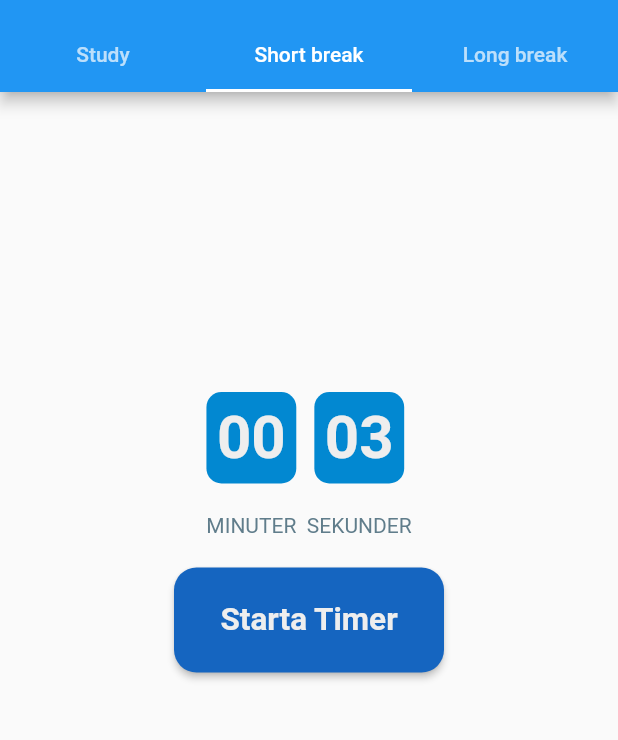
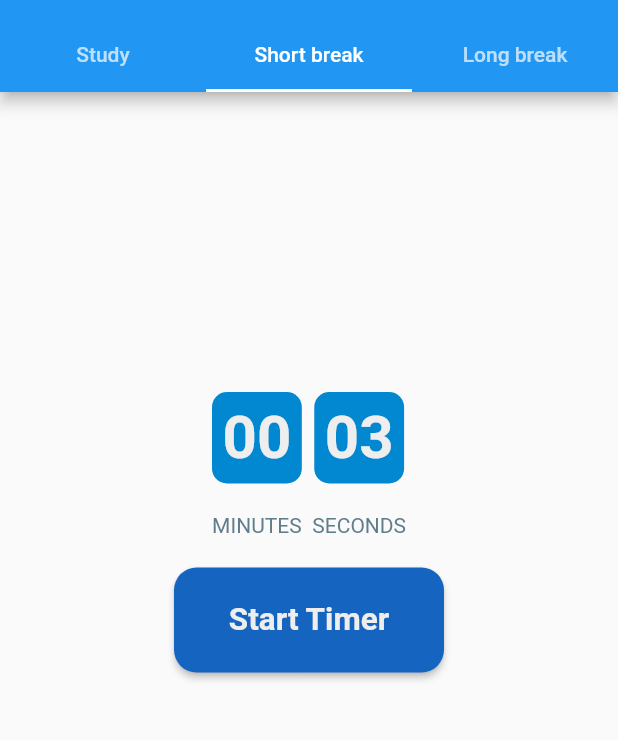
Before and after one commit to gu-tig169-ht21/Grupp-3, a Flutter app: the MainTimerView screen opened directly, tab 2 chosen, on a phone screen of 412 x 824 dp, the part 64-804 px from its top. Run offline on Flutter 3.47's test engine with Material 2 defaults, Android fonts, the phone set to English and light mode, and no system bars; our stand-ins replace cloud_firestore, firebase_core; missing offline and left inert: ndialog; accounts and stored records are empty.

Commit message:
rensning av kod samt småändringar av text/ikoner

```diff
--- a/lib/main.dart
+++ b/lib/main.dart
@@ -2,10 +2,7 @@ import 'package:flutter/material.dart';
 import 'model.dart';
 import 'views/homepageview.dart';
 import 'package:firebase_core/firebase_core.dart';
-import 'package:firebase_storage/firebase_storage.dart';
-import 'package:firebase_messaging/firebase_messaging.dart';
 import 'package:provider/provider.dart';
-import 'package:cloud_firestore/cloud_firestore.dart';
 
 Future<void> main() async {
   var state = MyState();
@@ -15,13 +12,13 @@ Future<void> main() async {
   runApp(
     ChangeNotifierProvider(
       create: (context) => state,
-      child: MyApp(),
+      child: const MyApp(),
     ),
   );
 }
 
 class MyApp extends StatelessWidget {
-  MyApp({Key? key}) : super(key: key);
+  const MyApp({Key? key}) : super(key: key);
 
   @override
   Widget build(BuildContext context) {
--- a/lib/views/timerviews/informationview.dart
+++ b/lib/views/timerviews/informationview.dart
@@ -1,8 +1,9 @@
 import 'dart:ui';
-
 import 'package:flutter/material.dart';
 
 class InformationView extends StatelessWidget {
+  const InformationView({Key? key}) : super(key: key);
+
   @override
   Widget build(BuildContext context) {
     return Scaffold(
--- a/lib/views/timerviews/maintimerview.dart
+++ b/lib/views/timerviews/maintimerview.dart
@@ -1,19 +1,20 @@
 import 'package:flutter/cupertino.dart';
 import 'package:flutter/material.dart';
-import 'package:my_first_app/views/timerviews/firsttimerview.dart';
-
+import 'firsttimerview.dart';
 import 'informationview.dart';
 import 'secondtimerview.dart';
 import 'thirdtimerview.dart';
 
 class MainTimerView extends StatelessWidget {
+  const MainTimerView({Key? key}) : super(key: key);
+
   @override
   Widget build(BuildContext context) {
     return DefaultTabController(
       length: 3,
       child: Scaffold(
         appBar: AppBar(
-          bottom: TabBar(
+          bottom: const TabBar(
             tabs: [
               Tab(text: 'Study'),
               Tab(text: 'Short break'),
@@ -27,13 +28,15 @@ class MainTimerView extends StatelessWidget {
               icon: const Icon(Icons.info_outline_rounded,
                   color: Colors.white, size: 35),
               onPressed: () {
-                Navigator.push(context,
-                    MaterialPageRoute(builder: (context) => InformationView()));
+                Navigator.push(
+                    context,
+                    MaterialPageRoute(
+                        builder: (context) => const InformationView()));
               },
             ),
           ],
         ),
-        body: TabBarView(children: [
+        body: const TabBarView(children: [
           Center(child: FirstTimerView()),
           Center(child: SecondTimerView()),
           Center(child: ThirdTimerView()),
--- a/lib/views/timerviews/secondtimerview.dart
+++ b/lib/views/timerviews/secondtimerview.dart
@@ -2,22 +2,24 @@ import 'dart:async';
 import 'package:flutter/cupertino.dart';
 import 'package:flutter/material.dart';
 import 'package:ndialog/ndialog.dart';
-import 'informationview.dart';
 import 'timerbuttons.dart';
 
 class SecondTimerView extends StatefulWidget {
+  const SecondTimerView({Key? key}) : super(key: key);
+
   @override
   State<SecondTimerView> createState() => _SecondTimerView();
 }
 
 class _SecondTimerView extends State<SecondTimerView> {
-  static const countDownDuration = Duration(minutes: 0, seconds: 3);
+  static const countDownDuration =
+      Duration(minutes: 0, seconds: 3); // KOM IHÅG ATT ÄNDRA TILL 5 MINUTER
   Duration duration = countDownDuration;
 
   Timer? timer;
 
   bool countDown = true;
-  @override
+
   void initstate() {
     super.initState();
     reset();
@@ -27,12 +29,12 @@ class _SecondTimerView extends State<SecondTimerView> {
     if (countDown) {
       setState(() => duration = countDownDuration);
     } else {
-      setState(() => duration = Duration());
+      setState(() => duration = const Duration());
     }
   }
 
   void startTimer() {
-    timer = Timer.periodic(Duration(seconds: 1), (_) => addTime());
+    timer = Timer.periodic(const Duration(seconds: 1), (_) => addTime());
   }
 
   void addTime() {
@@ -58,15 +60,18 @@ class _SecondTimerView extends State<SecondTimerView> {
   void finishedTimer() async {
     await NDialog(
       dialogStyle: DialogStyle(titleDivider: true),
-      title: Text("Timer Completed"),
-      content: Text("Time to study!"),
+      title: const Icon(Icons.alarm_on),
+      content: const Text(
+        'Time to study!',
+        textAlign: TextAlign.center,
+      ),
       actions: <Widget>[
         ElevatedButton(
             style: ButtonStyle(
               backgroundColor:
                   MaterialStateColor.resolveWith((states) => Colors.blue),
             ),
-            child: Text("Close"),
+            child: const Text('Close'),
             onPressed: () {
               Navigator.pop(context);
               reset();
@@ -77,19 +82,15 @@ class _SecondTimerView extends State<SecondTimerView> {
 
   @override
   Widget build(BuildContext context) {
-    final ButtonStyle style = ElevatedButton.styleFrom(
-      padding: EdgeInsets.all(10.0),
-      minimumSize: const Size(20.0, 20.0),
-    );
     return Scaffold(
       body: Center(
         child: Column(
           children: [
-            SizedBox(
+            const SizedBox(
               height: 200,
             ),
             timeWidget(),
-            SizedBox(
+            const SizedBox(
               height: 20,
             ),
             stopWidget(),
@@ -108,12 +109,12 @@ class _SecondTimerView extends State<SecondTimerView> {
       children: [
         timeWidgetCard(
           time: minutes,
-          header: 'MINUTER',
+          header: 'MINUTES',
         ),
-        SizedBox(width: 7),
+        const SizedBox(width: 7),
         timeWidgetCard(
           time: seconds,
-          header: 'SEKUNDER',
+          header: 'SECONDS',
         )
       ],
     );
@@ -125,7 +126,7 @@ class _SecondTimerView extends State<SecondTimerView> {
     return isLive || isDone
         ? Row(mainAxisAlignment: MainAxisAlignment.center, children: [
             MainTimerButton(
-                text: 'Pausa',
+                text: 'Pause',
                 color: Colors.blue.shade800,
                 backgroundColor: Colors.grey.shade200,
                 onClicked: () {
@@ -133,9 +134,9 @@ class _SecondTimerView extends State<SecondTimerView> {
                     stopTimer(resets: false);
                   }
                 }),
-            SizedBox(width: 10),
+            const SizedBox(width: 10),
             MainTimerButton(
-                text: 'Avbryt',
+                text: 'Cancel',
                 color: Colors.grey.shade200,
                 backgroundColor: Colors.blue.shade800,
                 onClicked: () {
@@ -143,7 +144,7 @@ class _SecondTimerView extends State<SecondTimerView> {
                 })
           ])
         : MainTimerButton(
-            text: 'Starta Timer',
+            text: 'Start Timer',
             color: Colors.grey.shade200,
             backgroundColor: Colors.blue.shade800,
             onClicked: () {
--- a/lib/views/timerviews/timerbuttons.dart
+++ b/lib/views/timerviews/timerbuttons.dart
@@ -1,7 +1,4 @@
 import 'package:flutter/material.dart';
-import 'package:my_first_app/views/timerviews/firsttimerview.dart';
-import 'thirdtimerview.dart';
-import 'secondtimerview.dart';
 
 class MainTimerButton extends StatelessWidget {
   final String text;
@@ -10,10 +7,12 @@ class MainTimerButton extends StatelessWidget {
   final VoidCallback onClicked;
 
   const MainTimerButton(
-      {required this.text,
+      {Key? key,
+      required this.text,
       required this.onClicked,
       this.color = Colors.white,
-      this.backgroundColor = Colors.grey});
+      this.backgroundColor = Colors.grey})
+      : super(key: key);
 
   @override
   Widget build(BuildContext context) => ElevatedButton(
@@ -35,7 +34,7 @@ Widget timeWidgetCard({required String time, required String header}) => Column(
       mainAxisAlignment: MainAxisAlignment.center,
       children: [
         Container(
-          padding: EdgeInsets.all(7),
+          padding: const EdgeInsets.all(7),
           decoration: BoxDecoration(
             color: Colors.lightBlue[700],
             borderRadius: BorderRadius.circular(10),
@@ -48,7 +47,7 @@ Widget timeWidgetCard({required String time, required String header}) => Column(
                 fontSize: 40),
           ),
         ),
-        SizedBox(height: 20),
-        Text(header, style: TextStyle(color: Colors.blueGrey)),
+        const SizedBox(height: 20),
+        Text(header, style: const TextStyle(color: Colors.blueGrey)),
       ],
     );
```
Also changed, not shown: lib/model.dart (+4 -4 lines), lib/views/addtaskview.dart (+6 -8 lines), lib/views/descriptionview.dart (+14 -15 lines), lib/views/edittaskview.dart (+9 -10 lines), lib/views/homepageview.dart (+6 -5 lines), lib/views/taskview.dart (+7 -12 lines), lib/views/timerviews/firsttimerview.dart (+22 -19 lines), lib/views/timerviews/thirdtimerview.dart (+22 -22 lines), 1 other file.
